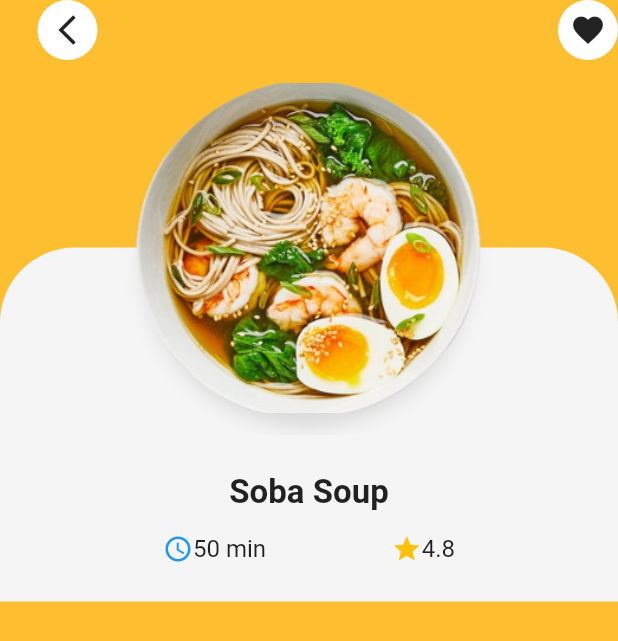
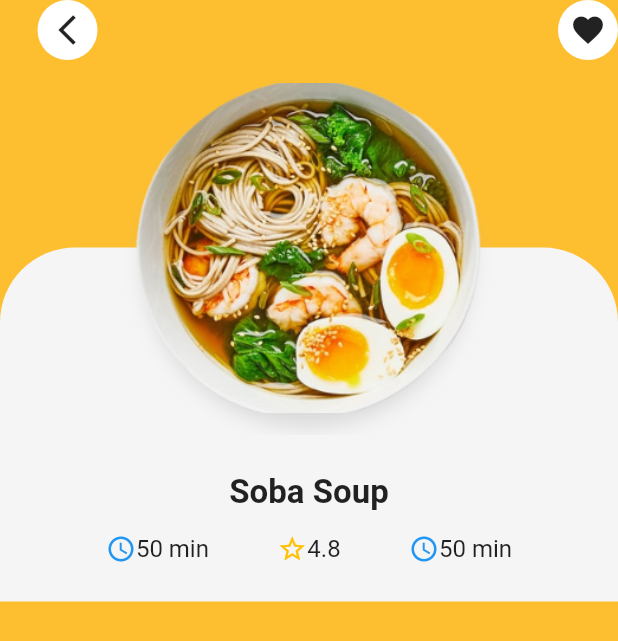
Before and after one commit to beshprakash11/food_delivery, a Flutter app: the DetilPage screen opened directly with sample values from the repository, on a phone screen of 412 x 824 dp. Shown: the top 641 px of the screen. Run offline on Flutter 3.47's test engine with Material 2 defaults, Android fonts, the phone set to English and light mode, and no system bars; our stand-ins replace smooth_page_indicator.

Commit message:
Score updated

```diff
--- a/lib/screens/details/widget/food_detail.dart
+++ b/lib/screens/details/widget/food_detail.dart
@@ -30,9 +30,14 @@ class FoodDetail extends StatelessWidget {
                 food.waitTime
               ),
               _buildIconText(
-                Icons.star_outlined,
+                Icons.star_outline,
                 Colors.amber,
                 food.score.toString()
+              ),
+              _buildIconText(
+                Icons.access_time_outlined,
+                Colors.blue,
+                food.waitTime
               )
 
             ],
```
